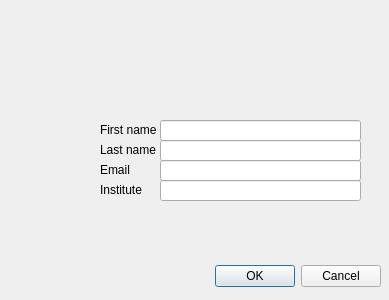
open-vv/vv, file vv/qt_ui/vvRegisterForm.ui: the form before one commit.
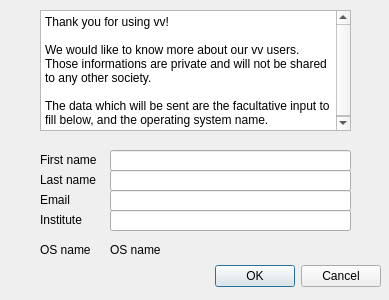
The form after the commit.

Commit message: Message for registering vv's user information

```diff
--- a/vv/qt_ui/vvRegisterForm.ui
+++ b/vv/qt_ui/vvRegisterForm.ui
@@ -32,9 +32,9 @@
   <widget class="QLineEdit" name="firstName">
    <property name="geometry">
     <rect>
-     <x>160</x>
-     <y>120</y>
-     <width>201</width>
+     <x>110</x>
+     <y>150</y>
+     <width>241</width>
      <height>21</height>
     </rect>
    </property>
@@ -42,9 +42,9 @@
   <widget class="QLabel" name="label">
    <property name="geometry">
     <rect>
-     <x>100</x>
-     <y>120</y>
-     <width>61</width>
+     <x>40</x>
+     <y>150</y>
+     <width>71</width>
      <height>20</height>
     </rect>
    </property>
@@ -55,9 +55,9 @@
   <widget class="QLabel" name="label_2">
    <property name="geometry">
     <rect>
-     <x>100</x>
-     <y>140</y>
-     <width>61</width>
+     <x>40</x>
+     <y>170</y>
+     <width>71</width>
      <height>20</height>
     </rect>
    </property>
@@ -68,9 +68,9 @@
   <widget class="QLineEdit" name="lastName">
    <property name="geometry">
     <rect>
-     <x>160</x>
-     <y>140</y>
-     <width>201</width>
+     <x>110</x>
+     <y>170</y>
+     <width>241</width>
      <height>21</height>
     </rect>
    </property>
@@ -78,9 +78,9 @@
   <widget class="QLineEdit" name="email">
    <property name="geometry">
     <rect>
-     <x>160</x>
-     <y>160</y>
-     <width>201</width>
+     <x>110</x>
+     <y>190</y>
+     <width>241</width>
      <height>21</height>
     </rect>
    </property>
@@ -88,9 +88,9 @@
   <widget class="QLineEdit" name="group">
    <property name="geometry">
     <rect>
-     <x>160</x>
-     <y>180</y>
-     <width>201</width>
+     <x>110</x>
+     <y>210</y>
+     <width>241</width>
      <height>21</height>
     </rect>
    </property>
@@ -98,9 +98,9 @@
   <widget class="QLabel" name="label_3">
    <property name="geometry">
     <rect>
-     <x>100</x>
-     <y>160</y>
-     <width>61</width>
+     <x>40</x>
+     <y>190</y>
+     <width>71</width>
      <height>20</height>
     </rect>
    </property>
@@ -111,9 +111,9 @@
   <widget class="QLabel" name="label_4">
    <property name="geometry">
     <rect>
-     <x>100</x>
-     <y>180</y>
-     <width>61</width>
+     <x>40</x>
+     <y>210</y>
+     <width>71</width>
      <height>20</height>
     </rect>
    </property>
@@ -121,6 +121,53 @@
     <string>Institute</string>
    </property>
   </widget>
+  <widget class="QTextBrowser" name="textBrowser">
+   <property name="geometry">
+    <rect>
+     <x>40</x>
+     <y>10</y>
+     <width>311</width>
+     <height>121</height>
+    </rect>
+   </property>
+   <property name="html">
+    <string>&lt;!DOCTYPE HTML PUBLIC &quot;-//W3C//DTD HTML 4.0//EN&quot; &quot;http://www.w3.org/TR/REC-html40/strict.dtd&quot;&gt;
+&lt;html&gt;&lt;head&gt;&lt;meta name=&quot;qrichtext&quot; content=&quot;1&quot; /&gt;&lt;style type=&quot;text/css&quot;&gt;
+p, li { white-space: pre-wrap; }
+&lt;/style&gt;&lt;/head&gt;&lt;body style=&quot; font-family:'Sans Serif'; font-size:9pt; font-weight:400; font-style:normal;&quot;&gt;
+&lt;p style=&quot; margin-top:0px; margin-bottom:0px; margin-left:0px; margin-right:0px; -qt-block-indent:0; text-indent:0px;&quot;&gt;Thank you for using vv!&lt;/p&gt;
+&lt;p style=&quot;-qt-paragraph-type:empty; margin-top:0px; margin-bottom:0px; margin-left:0px; margin-right:0px; -qt-block-indent:0; text-indent:0px;&quot;&gt;&lt;/p&gt;
+&lt;p style=&quot; margin-top:0px; margin-bottom:0px; margin-left:0px; margin-right:0px; -qt-block-indent:0; text-indent:0px;&quot;&gt;We would like to know more about our vv users. Those informations are private and will not be shared to any other society.&lt;/p&gt;
+&lt;p style=&quot;-qt-paragraph-type:empty; margin-top:0px; margin-bottom:0px; margin-left:0px; margin-right:0px; -qt-block-indent:0; text-indent:0px;&quot;&gt;&lt;/p&gt;
+&lt;p style=&quot; margin-top:0px; margin-bottom:0px; margin-left:0px; margin-right:0px; -qt-block-indent:0; text-indent:0px;&quot;&gt;The data which will be sent are the facultative input to fill below, and the operating system name.&lt;/p&gt;&lt;/body&gt;&lt;/html&gt;</string>
+   </property>
+  </widget>
+  <widget class="QLabel" name="label_5">
+   <property name="geometry">
+    <rect>
+     <x>40</x>
+     <y>240</y>
+     <width>61</width>
+     <height>20</height>
+    </rect>
+   </property>
+   <property name="text">
+    <string>OS name</string>
+   </property>
+  </widget>
+  <widget class="QLabel" name="osName">
+   <property name="geometry">
+    <rect>
+     <x>110</x>
+     <y>240</y>
+     <width>241</width>
+     <height>20</height>
+    </rect>
+   </property>
+   <property name="text">
+    <string>OS name</string>
+   </property>
+  </widget>
  </widget>
  <resources/>
  <connections>
```
The commit also changes 2 other files.
